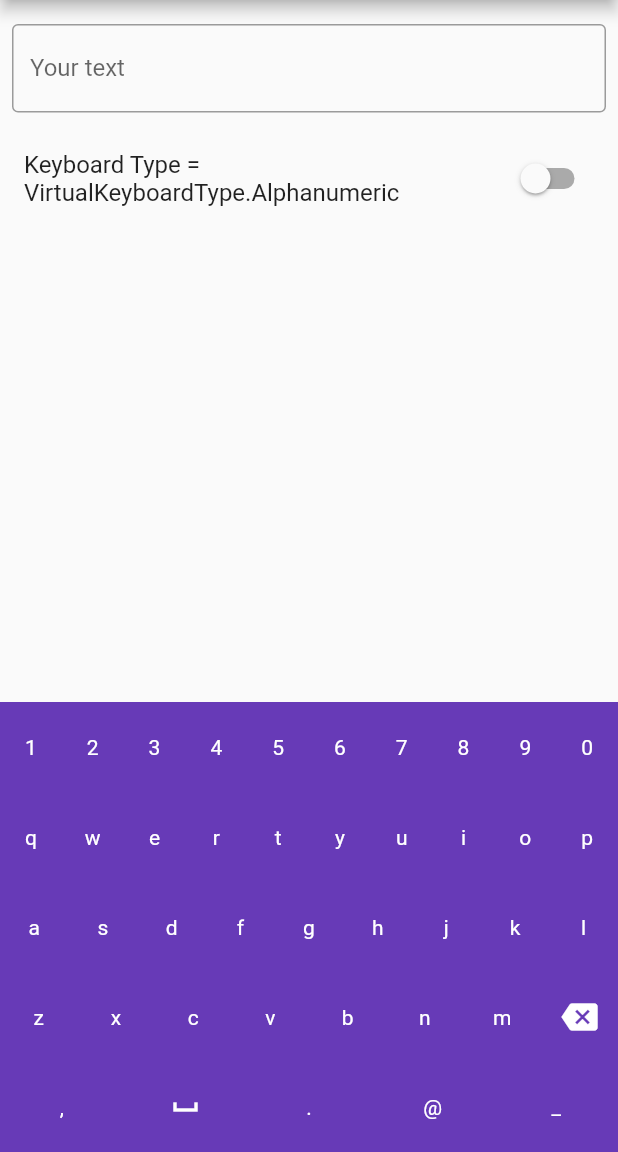
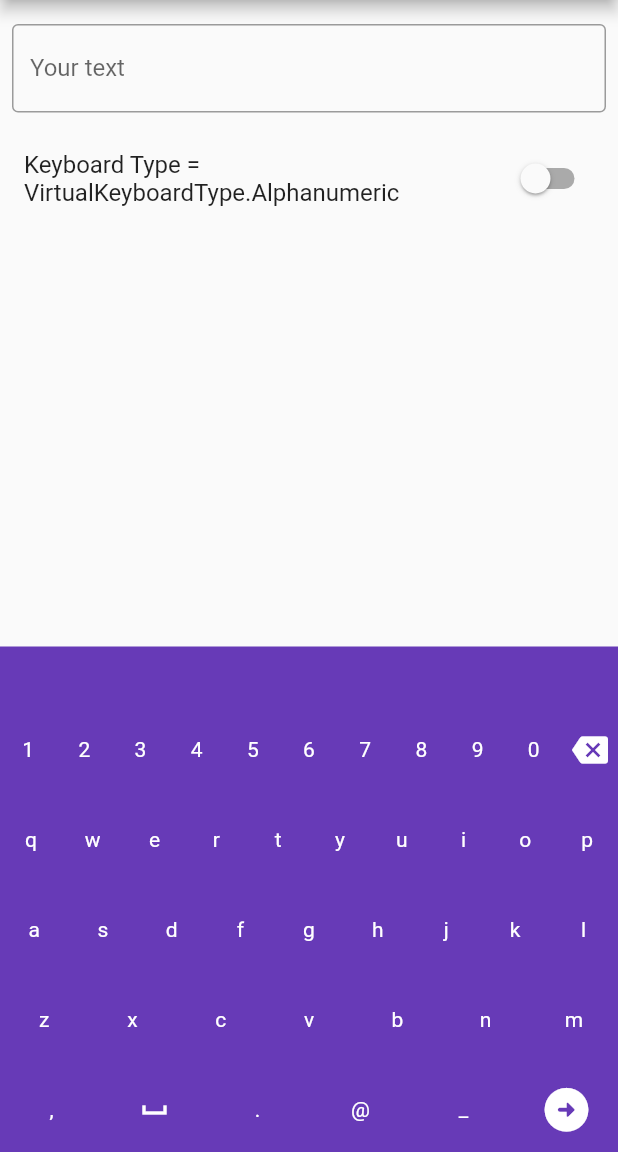
Before and after one commit to selvam920/drago_virtual_keyboard, a Flutter app: the screen it shows after launch, after a tap on an icon or button, on a phone screen of 412 x 824 dp, the part 84-1236 px from its top. Run offline on Flutter 3.47's test engine with Material 2 defaults, Android fonts, the phone set to English and light mode, and no system bars.

Commit message:
updated latest

```diff
--- a/example/lib/main.dart
+++ b/example/lib/main.dart
@@ -81,12 +81,16 @@ class _MyHomePageState extends State<MyHomePage> {
             Container(
               color: Colors.deepPurple,
               child: DragoVirtualKeyboard(
-                  height: 300,
-                  textColor: Colors.white,
-                  type: isNumericMode
-                      ? VirtualKeyboardType.Numeric
-                      : VirtualKeyboardType.Alphanumeric,
-                  textController: _controllerText),
+                height: 300 + 37,
+                textColor: Colors.white,
+                type: isNumericMode
+                    ? VirtualKeyboardType.Numeric
+                    : VirtualKeyboardType.Alphanumeric,
+                isOnChange: false,
+                onReturn: (val) {
+                  print(val);
+                },
+              ),
             )
           ],
         ),
--- a/lib/src/keyboard.dart
+++ b/lib/src/keyboard.dart
@@ -10,9 +10,7 @@ const int _virtualKeyboardBackspaceEventPerioud = 20;
 class DragoVirtualKeyboard extends StatefulWidget {
   /// Keyboard Type: Should be inited in creation time.
   final VirtualKeyboardType type;
-
-  /// The text controller
-  final TextEditingController textController;
+  final bool isOnChange;
 
   /// Virtual keyboard height. Default is 300
   final double height;
@@ -23,7 +21,7 @@ class DragoVirtualKeyboard extends StatefulWidget {
   /// Font size for keyboard keys.
   final double fontSize;
 
-  final Function? onClose;
+  final Function(String)? onReturn;
 
   /// The builder function will be called for each Key object.
   final Widget Function(BuildContext context, VirtualKeyboardKey key)? builder;
@@ -31,17 +29,17 @@ class DragoVirtualKeyboard extends StatefulWidget {
   /// Set to true if you want only to show Caps letters.
   final bool alwaysCaps;
 
-  DragoVirtualKeyboard(
-      {Key? key,
-      required this.type,
-      required this.textController,
-      this.builder,
-      this.onClose,
-      this.height = _virtualKeyboardDefaultHeight,
-      this.textColor = Colors.black,
-      this.fontSize = 14,
-      this.alwaysCaps = false})
-      : super(key: key);
+  DragoVirtualKeyboard({
+    Key? key,
+    required this.type,
+    this.builder,
+    this.onReturn,
+    this.isOnChange = false,
+    this.height = _virtualKeyboardDefaultHeight,
+    this.textColor = Colors.black,
+    this.fontSize = 14,
+    this.alwaysCaps = false,
+  }) : super(key: key);
 
   @override
   State<StatefulWidget> createState() {
@@ -55,12 +53,15 @@ class _DragoVirtualKeyboardState extends State<DragoVirtualKeyboard> {
   // The builder function will be called for each Key object.
   Widget Function(BuildContext context, VirtualKeyboardKey key)? builder;
   late double height;
-  late TextEditingController textController;
   late Color textColor;
   late double fontSize;
   late bool alwaysCaps;
   // Text Style for keys.
   late TextStyle textStyle;
+  double displayTextHeight = 37;
+
+  /// The text controller
+  final textController = TextEditingController();
 
   // True if shift is enabled.
   bool isShiftEnabled = false;
@@ -87,7 +88,14 @@ class _DragoVirtualKeyboardState extends State<DragoVirtualKeyboard> {
   void initState() {
     super.initState();
 
-    textController = widget.textController;
+    textController.addListener(() {
+      if (widget.isOnChange) {
+        widget.onReturn?.call(textController.text);
+      } else {
+        setState(() {});
+      }
+    });
+
     type = widget.type;
     height = widget.height;
     textColor = widget.textColor;
@@ -113,7 +121,29 @@ class _DragoVirtualKeyboardState extends State<DragoVirtualKeyboard> {
       child: Column(
         mainAxisAlignment: MainAxisAlignment.spaceBetween,
         crossAxisAlignment: CrossAxisAlignment.center,
-        children: _rows(),
+        children: [
+          if (!widget.isOnChange)
+            SizedBox(
+              height: displayTextHeight,
+              child: Row(
+                mainAxisAlignment: MainAxisAlignment.center,
+                children: [
+                  textController.text.isEmpty
+                      ? Container()
+                      : Card(
+                          color: Colors.white,
+                          child: Padding(
+                            padding: const EdgeInsets.all(5),
+                            child: Text(
+                              textController.text,
+                              textAlign: TextAlign.center,
+                            ),
+                          )),
+                ],
+              ),
+            ),
+          ..._rows()
+        ],
       ),
     );
   }
@@ -136,7 +166,7 @@ class _DragoVirtualKeyboardState extends State<DragoVirtualKeyboard> {
     List<List<VirtualKeyboardKey>> keyboardRows =
         type == VirtualKeyboardType.Numeric
             ? _getKeyboardRowsNumeric()
-            : _getKeyboardRows();
+            : _getKeyboardRows(widget.isOnChange);
 
     // Generate keyboard row.
     List<Widget> rows = List.generate(keyboardRows.length, (int rowNum) {
@@ -198,7 +228,7 @@ class _DragoVirtualKeyboardState extends State<DragoVirtualKeyboard> {
         _onKeyPress(key);
       },
       child: Container(
-        height: height / _keyRows.length,
+        height: height / (_keyRows.length + (widget.isOnChange ? 0 : 1)),
         child: Center(
             child: Text(
           alwaysCaps
@@ -230,7 +260,7 @@ class _DragoVirtualKeyboardState extends State<DragoVirtualKeyboard> {
           break;
         case VirtualKeyboardKeyAction.Done:
           {
-            if (widget.onClose != null) widget.onClose!.call();
+            widget.onReturn!.call(textController.text);
             break;
           }
         default:
@@ -278,10 +308,14 @@ class _DragoVirtualKeyboardState extends State<DragoVirtualKeyboard> {
         actionKey = Icon(Icons.arrow_upward, color: textColor);
         break;
       case VirtualKeyboardKeyAction.Space:
-        actionKey = actionKey = Icon(Icons.space_bar, color: textColor);
+        actionKey = Icon(Icons.space_bar, color: textColor);
         break;
       case VirtualKeyboardKeyAction.Done:
-        actionKey = Icon(Icons.keyboard_hide, color: textColor);
+        actionKey = Icon(
+          Icons.arrow_circle_right_rounded,
+          color: textColor,
+          size: 35,
+        );
         break;
       case VirtualKeyboardKeyAction.Return:
         actionKey = Icon(
@@ -306,7 +340,7 @@ class _DragoVirtualKeyboardState extends State<DragoVirtualKeyboard> {
         },
         child: Container(
           alignment: Alignment.center,
-          height: height / _keyRows.length,
+          height: height / (_keyRows.length + (widget.isOnChange ? 0 : 1)),
           child: actionKey,
         ),
       ),
--- a/lib/src/rows.dart
+++ b/lib/src/rows.dart
@@ -122,7 +122,7 @@ List<VirtualKeyboardKey> _getKeyboardRowKeys(rowNum) {
 }
 
 /// Returns a list of VirtualKeyboard rows with `VirtualKeyboardKey` objects.
-List<List<VirtualKeyboardKey>> _getKeyboardRows() {
+List<List<VirtualKeyboardKey>> _getKeyboardRows(bool isOnChange) {
   // Generate lists for each keyboard row.
   return List.generate(_keyRows.length, (int rowNum) {
     // Will contain the keyboard row keys.
@@ -133,28 +133,13 @@ List<List<VirtualKeyboardKey>> _getKeyboardRows() {
       case 3:
         // String keys.
         rowKeys = _getKeyboardRowKeys(rowNum);
-
-        // 'Backspace' button.
-        rowKeys.add(
-          VirtualKeyboardKey(
-              keyType: VirtualKeyboardKeyType.Action,
-              action: VirtualKeyboardKeyAction.Backspace),
-        );
         break;
 
-      // case 2:
-      //   // String keys.
-      //   rowKeys = _getKeyboardRowKeys(rowNum);
+      case 2:
+        // String keys.
+        rowKeys = _getKeyboardRowKeys(rowNum);
 
-      //   // 'Return' button.
-      //   rowKeys.add(
-      //     VirtualKeyboardKey(
-      //         keyType: VirtualKeyboardKeyType.Action,
-      //         action: VirtualKeyboardKeyAction.Return,
-      //         text: '\n',
-      //         capsText: '\n'),
-      //   );
-      //   break;
+        break;
       // case 3:
       //   // Left Shift
       //   rowKeys.add(
@@ -186,10 +171,27 @@ List<List<VirtualKeyboardKey>> _getKeyboardRows() {
               capsText: ' ',
               action: VirtualKeyboardKeyAction.Space),
         );
+        if (!isOnChange)
+          // 'Return' button.
+          rowKeys.add(
+            VirtualKeyboardKey(
+                keyType: VirtualKeyboardKeyType.Action,
+                action: VirtualKeyboardKeyAction.Done),
+          );
 
+        break;
+      case 0:
+        rowKeys = _getKeyboardRowKeys(rowNum);
+        // 'Backspace' button.
+        rowKeys.add(
+          VirtualKeyboardKey(
+              keyType: VirtualKeyboardKeyType.Action,
+              action: VirtualKeyboardKeyAction.Backspace),
+        );
         break;
       default:
         rowKeys = _getKeyboardRowKeys(rowNum);
+        break;
     }
 
     return rowKeys;
--- a/pubspec.yaml
+++ b/pubspec.yaml
@@ -1,10 +1,10 @@
 name: drago_virtual_keyboard
 description: A simple package for dispaying virtual keyboards on a devices like kiosks and ATMs. The library is written in Dart and has no native code dependancy. Forked from virtual_keyboard
-version: 0.0.1
+version: 0.0.2
 homepage: https://github.com/selvam920/drago_virtual_keyboard
 
 environment:
-  sdk: ">=2.12.0 <3.0.0"
+  sdk: '>=2.19.2 <3.0.0'
 
 dependencies:
   flutter:
```
Also changed, not shown: example/pubspec.lock, pubspec.lock, 4 other files.
